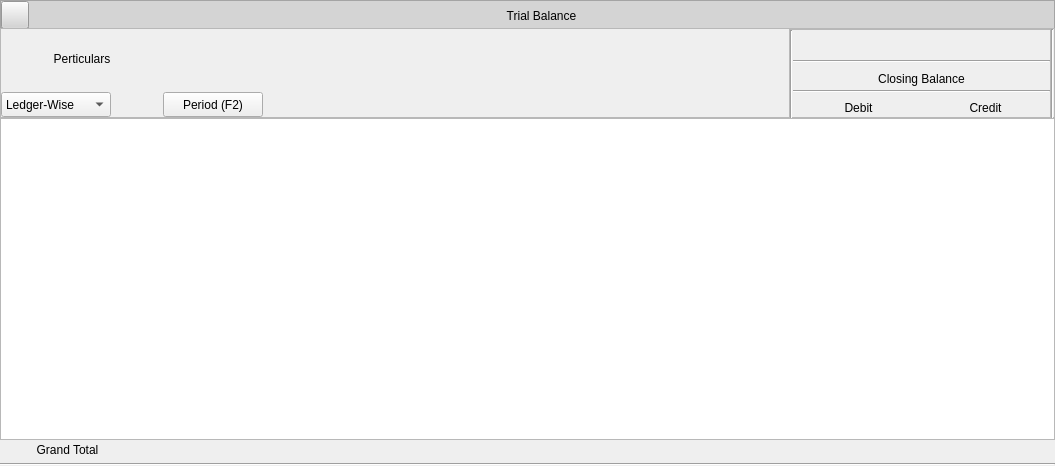
Above: Resources/Ui/TrialBalance.ui from Darshitjivani/MBAS before the change. Below: the same form after it.
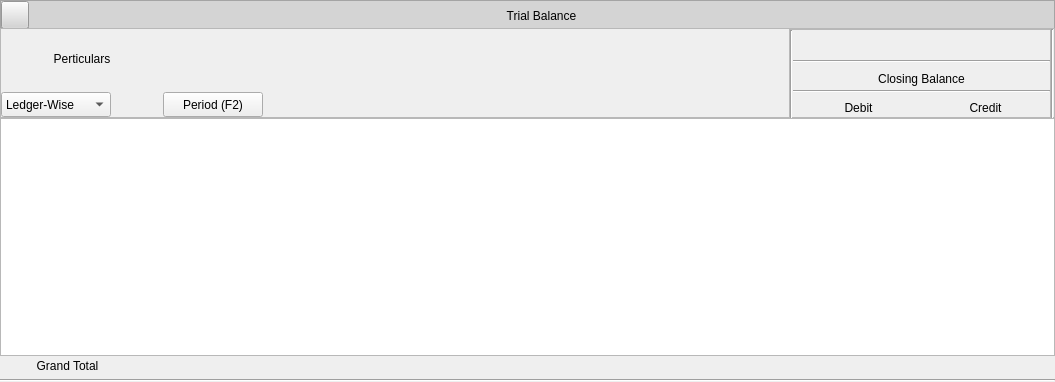
That is the form after the change. Icons and pictures are not drawn.

The edit to the form file:
```diff
--- a/Resources/Ui/TrialBalance.ui
+++ b/Resources/Ui/TrialBalance.ui
@@ -7,9 +7,15 @@
     <x>0</x>
     <y>0</y>
     <width>1055</width>
-    <height>466</height>
+    <height>382</height>
    </rect>
   </property>
+  <property name="sizePolicy">
+   <sizepolicy hsizetype="Expanding" vsizetype="Expanding">
+    <horstretch>0</horstretch>
+    <verstretch>0</verstretch>
+   </sizepolicy>
+  </property>
   <property name="windowTitle">
    <string>MainWindow</string>
   </property>
@@ -17,6 +23,12 @@
    <string notr="true"/>
   </property>
   <widget class="QWidget" name="centralwidget">
+   <property name="sizePolicy">
+    <sizepolicy hsizetype="Expanding" vsizetype="Expanding">
+     <horstretch>0</horstretch>
+     <verstretch>0</verstretch>
+    </sizepolicy>
+   </property>
    <layout class="QGridLayout" name="gridLayout">
     <property name="leftMargin">
      <number>0</number>
@@ -35,6 +47,12 @@
     </property>
     <item row="0" column="0">
      <widget class="QWidget" name="widget" native="true">
+      <property name="sizePolicy">
+       <sizepolicy hsizetype="Expanding" vsizetype="Expanding">
+        <horstretch>0</horstretch>
+        <verstretch>0</verstretch>
+       </sizepolicy>
+      </property>
       <property name="styleSheet">
        <string notr="true"/>
       </property>
@@ -85,6 +103,12 @@
        </item>
        <item row="5" column="0" colspan="5">
         <widget class="Line" name="line_5">
+         <property name="sizePolicy">
+          <sizepolicy hsizetype="Expanding" vsizetype="Fixed">
+           <horstretch>0</horstretch>
+           <verstretch>0</verstretch>
+          </sizepolicy>
+         </property>
          <property name="minimumSize">
           <size>
            <width>590</width>
```
Left out of the diff: 10 changed lines with no effect on the pictures.
